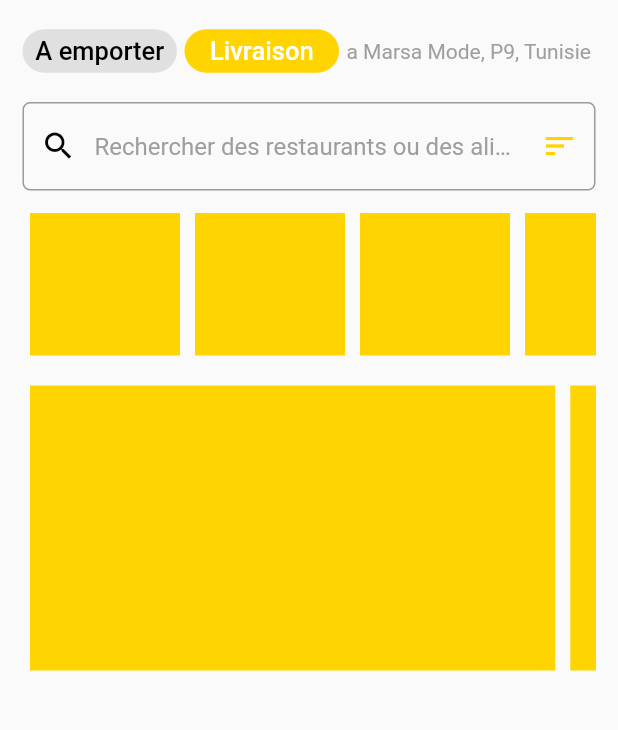
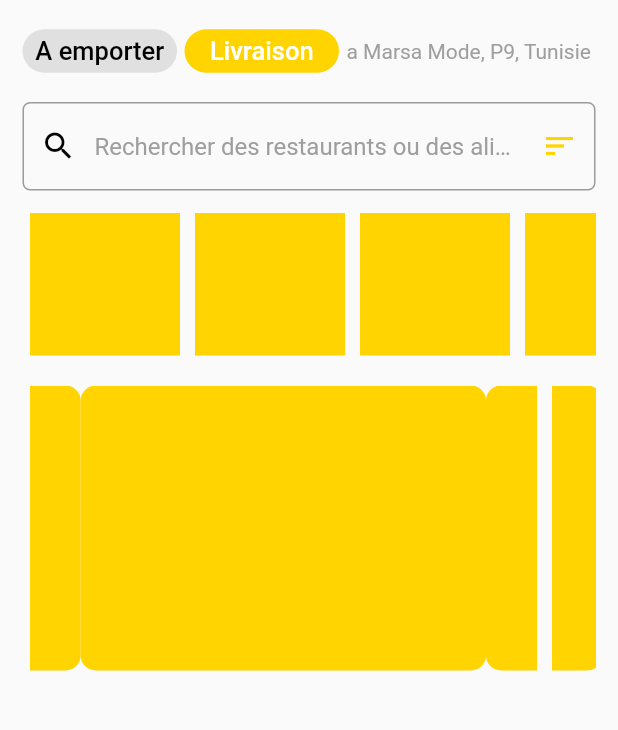
Before and after one commit to Taber1/KoolAppUI, a Flutter app: the HomeScreen screen opened directly, on a phone screen of 412 x 824 dp, the part 84-814 px from its top. Run offline on Flutter 3.47's test engine with Material 2 defaults, Android fonts, the light colour scheme and no system bars; drawn by our look-alikes of carousel_slider; our stand-ins replace flutter_neumorphic, font_awesome_flutter.

Commit message:
Home Screen | Card design

```diff
--- a/lib/HomeScreen.dart
+++ b/lib/HomeScreen.dart
@@ -1,3 +1,4 @@
+import 'package:carousel_slider/carousel_slider.dart';
 import 'package:flutter/material.dart';
 import 'package:font_awesome_flutter/font_awesome_flutter.dart';
 
@@ -169,7 +170,6 @@ class _HomeScreenState extends State<HomeScreen> {
                       return BigHorizontalCard();
                     }),
               ),
-              BigHorizontalCard()
             ],
           ),
         ),
@@ -196,12 +196,25 @@ class BigHorizontalCard extends StatelessWidget {
   @override
   Widget build(BuildContext context) {
     return Padding(
-      padding: const EdgeInsets.all(5.0),
-      child: Container(
-        // height: MediaQuery.of(context).size.height * 0.22,
-        width: MediaQuery.of(context).size.width * 0.85,
-        decoration: BoxDecoration(color: Color(0xffffd400)),
-      ),
-    );
+        padding: const EdgeInsets.all(5.0),
+        child: CarouselSlider(
+          options: CarouselOptions(scrollDirection: Axis.horizontal),
+          items: [
+            Container(
+              // height: MediaQuery.of(context).size.height * 0.22,
+              width: MediaQuery.of(context).size.width * 0.8,
+              decoration: BoxDecoration(
+                  color: Color(0xffffd400),
+                  borderRadius: BorderRadius.circular(10)),
+            ),
+          ],
+        )
+        // Container(
+        //   // height: MediaQuery.of(context).size.height * 0.22,
+        //   width: MediaQuery.of(context).size.width * 0.8,
+        //   decoration: BoxDecoration(
+        //       color: Color(0xffffd400), borderRadius: BorderRadius.circular(10)),
+        // ),
+        );
   }
 }
--- a/pubspec.yaml
+++ b/pubspec.yaml
@@ -29,6 +29,7 @@ dependencies:
   # Use with the CupertinoIcons class for iOS style icons.
   cupertino_icons: ^1.0.2
   font_awesome_flutter: ^8.11.0
+  carousel_slider: ^2.3.1
   flutter_neumorphic: ^3.0.3
 
 dev_dependencies:
```
Also changed, not shown: pubspec.lock.
